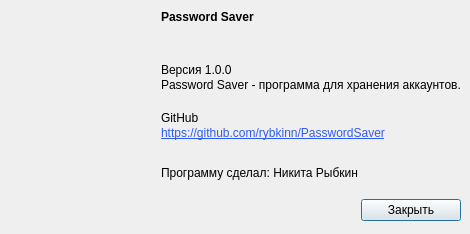
Above: ui/About.ui from rybkinn/PasswordSaver before the change. Below: the same form after it.
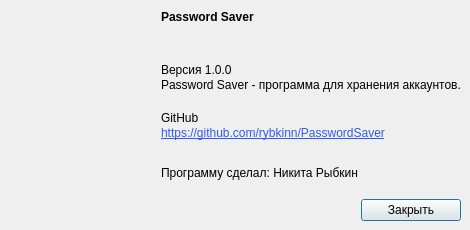
That is the form after the change. Icons and pictures are not drawn.

Commit message: fixed size of the "about" window

The edit to the form file:
```diff
--- a/ui/About.ui
+++ b/ui/About.ui
@@ -7,9 +7,21 @@
     <x>0</x>
     <y>0</y>
     <width>470</width>
-    <height>234</height>
+    <height>230</height>
    </rect>
   </property>
+  <property name="minimumSize">
+   <size>
+    <width>470</width>
+    <height>230</height>
+   </size>
+  </property>
+  <property name="maximumSize">
+   <size>
+    <width>470</width>
+    <height>230</height>
+   </size>
+  </property>
   <property name="windowTitle">
    <string>Password Saver - О программе</string>
   </property>
```
The commit also changes 1 other file.
